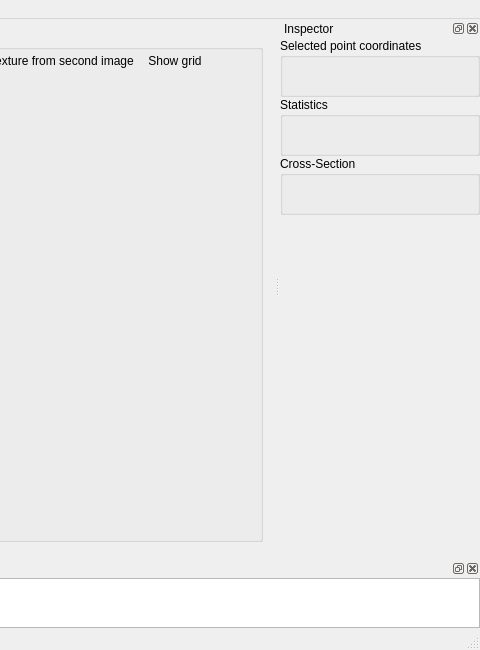
Before: the Qt Designer form cybervision/cybervision-app/UI/mainwindow.ui in zlogic/cybervision, drawn with Qt 5; both pictures show x 720 to 1200 and y 0 to 650 of the 1200 by 650 pixel window.
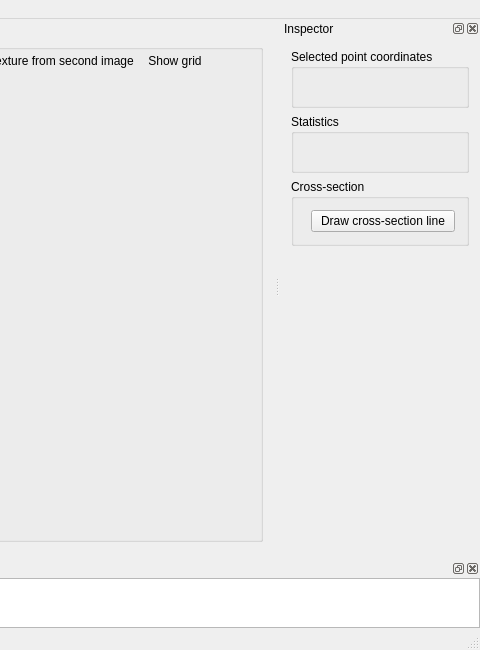
After: the same form once the commit is applied. Icons and pictures are not drawn. Custom widgets are drawn as their Qt base class.

Commit message: - Added cross-section line drawing UI

```diff
--- a/cybervision/cybervision-app/UI/mainwindow.ui
+++ b/cybervision/cybervision-app/UI/mainwindow.ui
@@ -478,7 +478,7 @@
    <property name="minimumSize">
     <size>
      <width>200</width>
-     <height>160</height>
+     <height>206</height>
     </size>
    </property>
    <property name="features">
@@ -492,12 +492,6 @@
    </attribute>
    <widget class="QWidget" name="inspectorDockWidgetContents">
     <layout class="QVBoxLayout" name="verticalLayout">
-     <property name="spacing">
-      <number>0</number>
-     </property>
-     <property name="margin">
-      <number>0</number>
-     </property>
      <item>
       <widget class="QGroupBox" name="inspectorPointGroupBox">
        <property name="title">
@@ -533,13 +527,16 @@
      <item>
       <widget class="QGroupBox" name="crosssectionGroupBox">
        <property name="title">
-        <string>Cross-Section</string>
+        <string>Cross-section</string>
        </property>
        <layout class="QFormLayout" name="formLayout_2">
-        <item row="0" column="0">
-         <widget class="QLabel" name="crosssectionLabel">
+        <item row="0" column="1">
+         <widget class="QPushButton" name="crosssectionButton">
           <property name="text">
-           <string/>
+           <string>Draw cross-section line</string>
+          </property>
+          <property name="checkable">
+           <bool>true</bool>
           </property>
          </widget>
         </item>
```
The commit also changes 4 other files.
